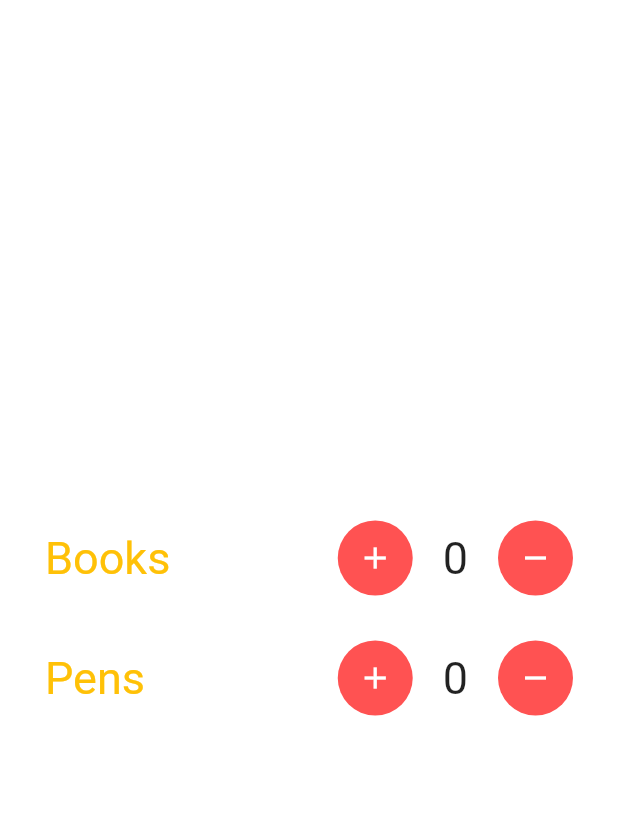
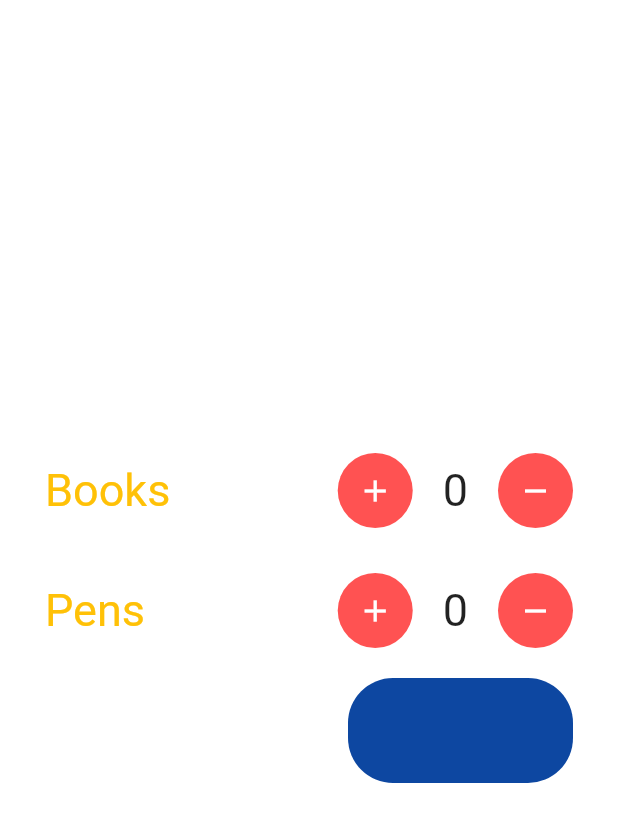
Before and after one commit to lucasoliveirasouza/getx-estudo, a Flutter app: the screen it shows after launch, on a phone screen of 412 x 824 dp. Shown: the top 822 px of the screen. Run offline on Flutter 3.47's test engine with Material 2 defaults, Android fonts, the phone set to English and light mode, and no system bars; our stand-ins replace get.

```diff
--- a/lib/home.dart
+++ b/lib/home.dart
@@ -124,7 +124,24 @@ class HomeView extends StatelessWidget {
                     )),
               ],
             ),
-            Row(),
+            SizedBox(
+              height: 20,
+            ),
+            Row(
+              children: [
+                Expanded(
+                  child: Container(),
+                ),
+                Container(
+                  width: 150,
+                  height: 70,
+                  decoration: BoxDecoration(
+                    borderRadius: BorderRadius.circular(30),
+                    color: Colors.blue.shade900,
+                  ),
+                ),
+              ],
+            ),
           ],
         ),
       ),
```
